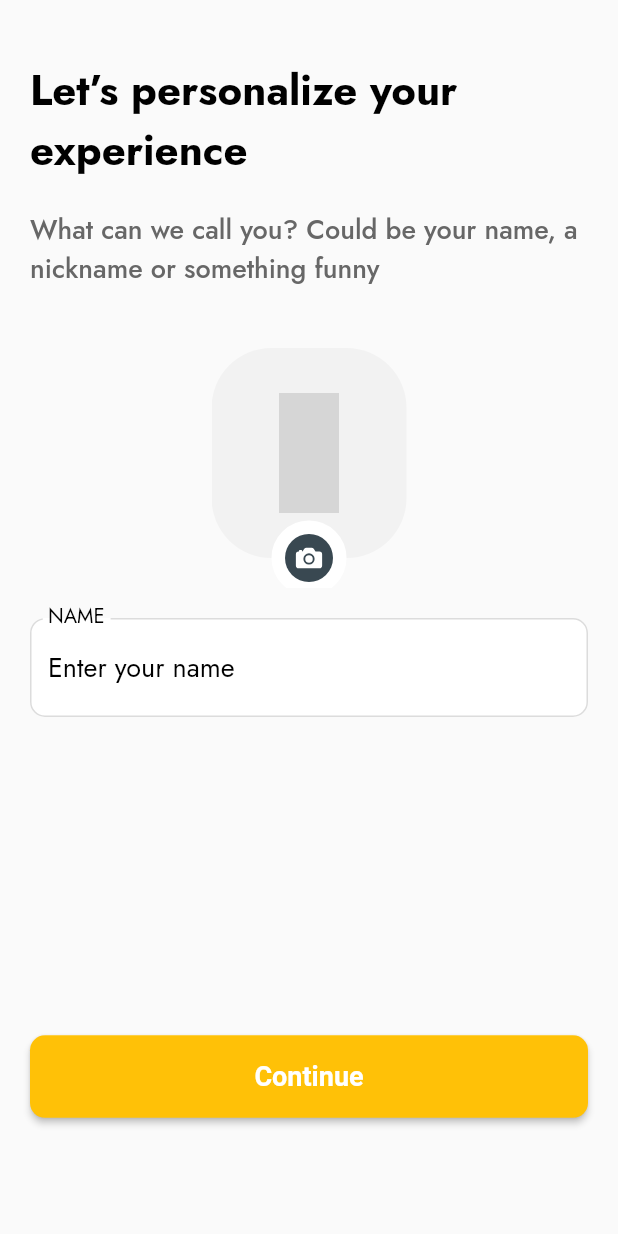
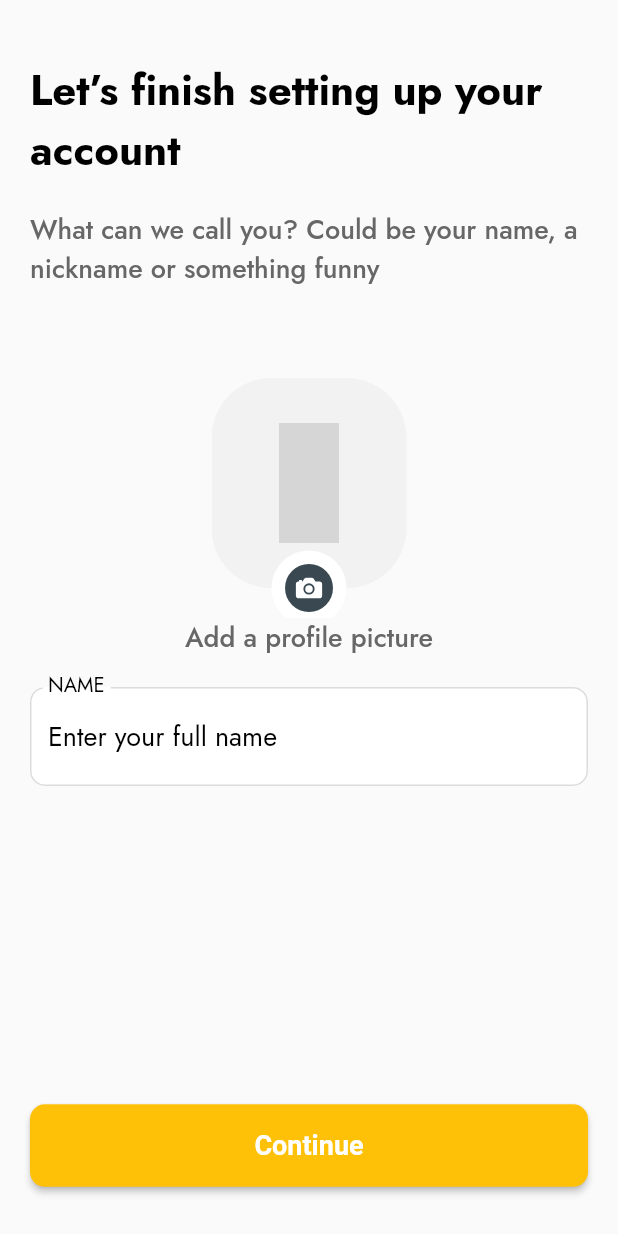
Before and after one commit to Food-Delivery-Application-Project/food_delivery_app_user_mobile, a Flutter app: the CompleteProfileScreen screen opened directly, on a phone screen of 412 x 824 dp. Run offline on Flutter 3.47's test engine with Material 2 defaults, Android fonts, the phone set to English and light mode, and no system bars; our stand-ins replace flutter_bloc, flutter_screenutil, flutter_secure_storage, flutter_spinkit, google_fonts, image_picker and 4 more; accounts and stored records are empty; grey boxes are pictures that could not be loaded.

Commit message:
some updates

```diff
--- a/lib/view/auth/complete_profile_screen.dart
+++ b/lib/view/auth/complete_profile_screen.dart
@@ -129,20 +129,28 @@ class _CompleteProfileScreenState extends State<CompleteProfileScreen> {
                     crossAxisAlignment: CrossAxisAlignment.start,
                     children: [
                       20.height,
-                      Text('Let’s personalize your experience',
+                      Text('Let’s finish setting up your account',
                           style: AppTextStyle.headings),
                       20.height,
                       Text(
                         'What can we call you? Could be your name, a nickname or something funny',
                         style: AppTextStyle.subHeading,
                       ),
+                      20.height,
+                      // Text regarding image
                       40.height,
                       const ImagePickWidget(),
+                      Center(
+                        child: Text(
+                          'Add a profile picture',
+                          style: AppTextStyle.subHeading,
+                        ),
+                      ),
                       20.height,
                       TextFieldWidget(
                         labelText: 'NAME',
                         controller: nameController,
-                        hintText: "Enter your name",
+                        hintText: "Enter your full name",
                         validator: AppValidators.notEmpty,
                         focusNode: nameFocusNode,
                       ),
--- a/lib/widgets/text_fields/text_fields_widget.dart
+++ b/lib/widgets/text_fields/text_fields_widget.dart
@@ -62,6 +62,7 @@ class _TextFieldWidgetState extends State<TextFieldWidget> {
       readOnly: widget.readOnly ?? false,
       decoration: InputDecoration(
         labelText: widget.labelText.toUpperCase(),
+
         hintText: widget.hintText,
         hintStyle: AppTextStyle.textField,
         prefixIcon: widget.prefixIcon,
@@ -92,6 +93,7 @@ class _TextFieldWidgetState extends State<TextFieldWidget> {
         ),
         fillColor: AppColors.white,
         filled: true,
+        // change the color of a cursor
       ),
     );
   }
```
Also changed, not shown: lib/controllers/auth/auth_controller.dart (+3 -4 lines).
